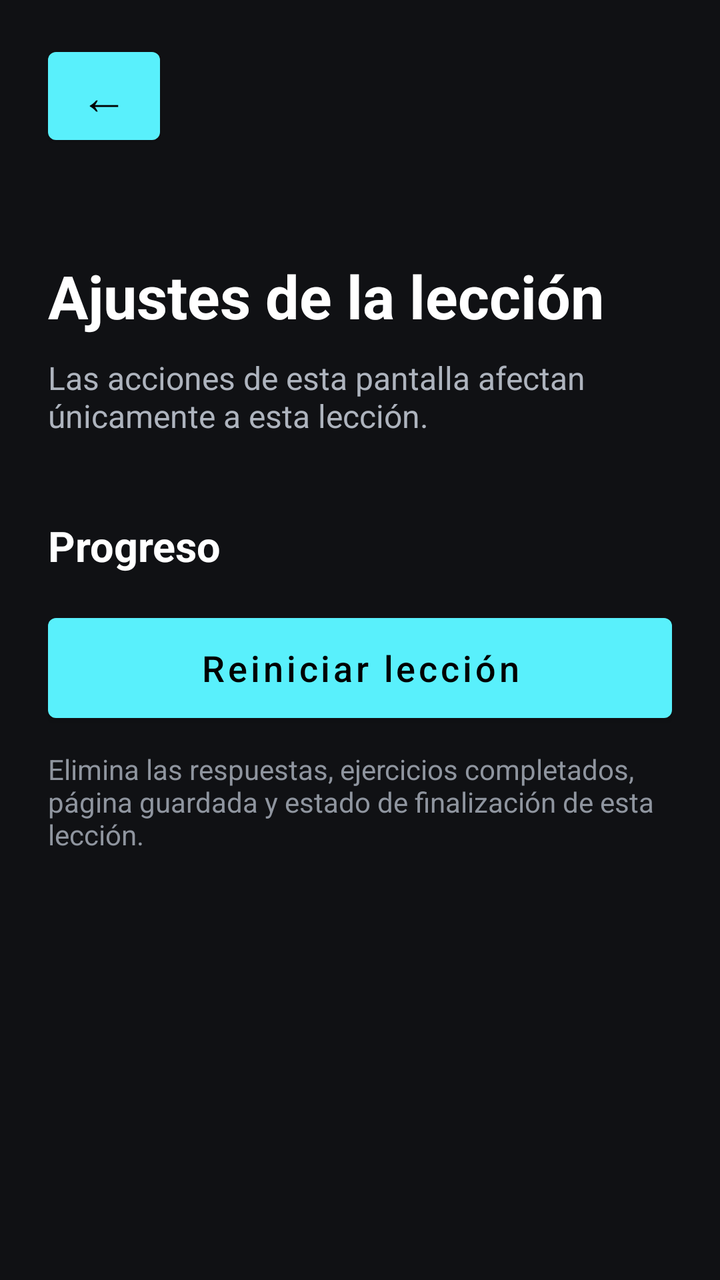
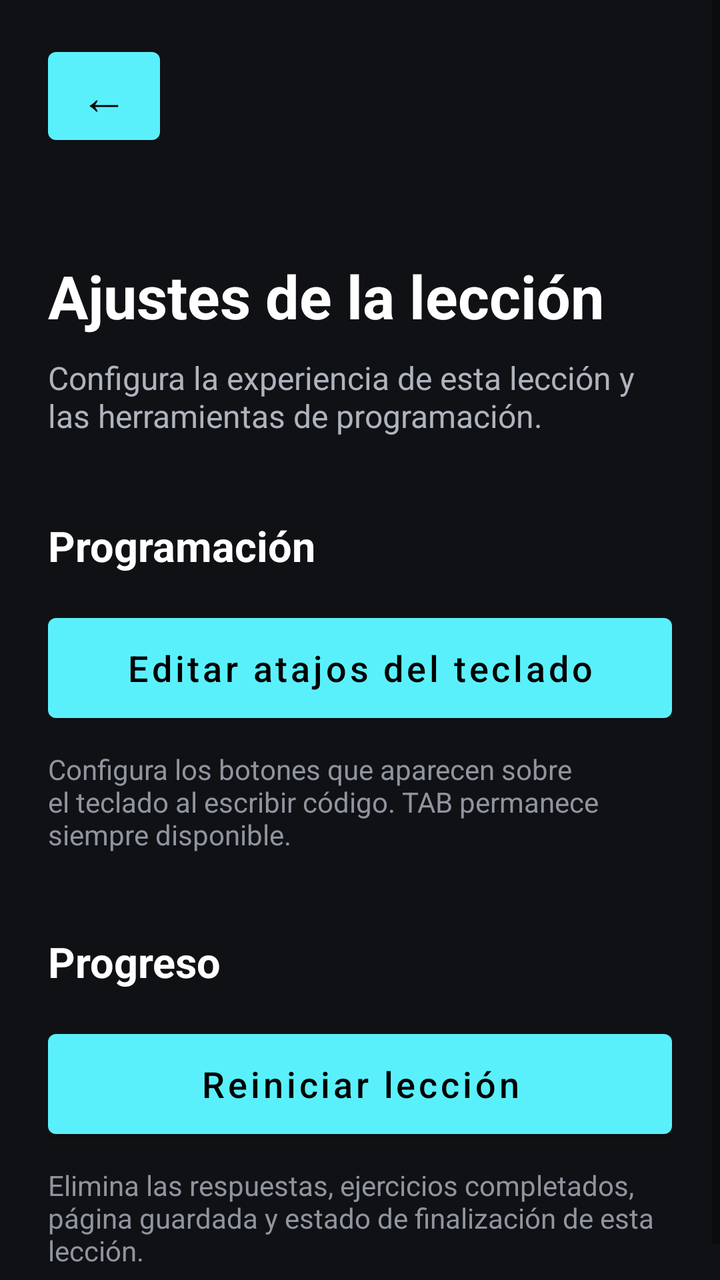

The first picture is an Android layout as it rendered before a commit; the second is the same layout after the commit. The layout source and the unified diff follow.
<!-- AndroidManifest.xml: application theme Theme.LearnGraphicsProgramming -->
<!-- res/layout/activity_lesson_options.xml -->
<?xml version="1.0" encoding="utf-8"?>
<LinearLayout xmlns:android="http://schemas.android.com/apk/res/android"
    android:layout_width="match_parent"
    android:layout_height="match_parent"
    android:background="#101114"
    android:orientation="vertical"
    android:paddingStart="24dp"
    android:paddingTop="20dp"
    android:paddingEnd="24dp"
    android:paddingBottom="24dp">

    <Button
        android:id="@+id/buttonBack"
        android:layout_width="56dp"
        android:layout_height="56dp"
        android:minWidth="0dp"
        android:minHeight="0dp"
        android:padding="0dp"
        android:text="←"
        android:textAllCaps="false"
        android:textSize="24sp" />

    <TextView
        android:id="@+id/textLessonNumber"
        android:layout_width="match_parent"
        android:layout_height="wrap_content"
        android:layout_marginTop="24dp"
        android:textColor="#B47CFF"
        android:textSize="16sp"
        android:textStyle="bold" />

    <TextView
        android:layout_width="match_parent"
        android:layout_height="wrap_content"
        android:layout_marginTop="6dp"
        android:text="Ajustes de la lección"
        android:textColor="#FFFFFF"
        android:textSize="30sp"
        android:textStyle="bold" />

    <TextView
        android:layout_width="match_parent"
        android:layout_height="wrap_content"
        android:layout_marginTop="10dp"
        android:text="Las acciones de esta pantalla afectan únicamente a esta lección."
        android:textColor="#AEB4BE"
        android:textSize="16sp" />

    <TextView
        android:layout_width="match_parent"
        android:layout_height="wrap_content"
        android:layout_marginTop="40dp"
        android:text="Progreso"
        android:textColor="#FFFFFF"
        android:textSize="21sp"
        android:textStyle="bold" />

    <Button
        android:id="@+id/buttonResetLesson"
        android:layout_width="match_parent"
        android:layout_height="wrap_content"
        android:layout_marginTop="16dp"
        android:minHeight="62dp"
        android:text="Reiniciar lección"
        android:textAllCaps="false"
        android:textSize="18sp" />

    <TextView
        android:layout_width="match_parent"
        android:layout_height="wrap_content"
        android:layout_marginTop="10dp"
        android:text="Elimina las respuestas, ejercicios completados, página guardada y estado de finalización de esta lección."
        android:textColor="#8F959F"
        android:textSize="14sp" />

</LinearLayout>
<!-- resources referenced by this layout -->
<resources>
  <style name="Theme.LearnGraphicsProgramming" parent="Theme.MaterialComponents.DayNight.DarkActionBar">
          
          <item name="colorPrimary">@color/purple_500</item>
          <item name="colorPrimaryVariant">@color/purple_700</item>
          <item name="colorOnPrimary">@color/black</item>
          
          <item name="colorSecondary">@color/teal_200</item>
          <item name="colorSecondaryVariant">@color/teal_700</item>
          <item name="colorOnSecondary">@color/black</item>
          
          <item name="android:statusBarColor">?attr/colorPrimaryVariant</item>
          
          <item name="windowActionBar">false</item>
          <item name="windowNoTitle">true</item>
      </style>
  <color name="purple_500">#FF59F0FC</color>
  <color name="purple_700">#FF31848B</color>
  <color name="black">#FF000000</color>
  <color name="teal_200">#FF03DAC5</color>
  <color name="teal_700">#FF018786</color>
</resources>

<!-- the commit's change to res/layout/activity_lesson_options.xml (unified diff, before → after) -->
@@ -1,76 +1,115 @@
 <?xml version="1.0" encoding="utf-8"?>
-<LinearLayout xmlns:android="http://schemas.android.com/apk/res/android"
+<ScrollView
+    xmlns:android="http://schemas.android.com/apk/res/android"
     android:layout_width="match_parent"
     android:layout_height="match_parent"
     android:background="#101114"
-    android:orientation="vertical"
-    android:paddingStart="24dp"
-    android:paddingTop="20dp"
-    android:paddingEnd="24dp"
-    android:paddingBottom="24dp">
+    android:fillViewport="true">
 
-    <Button
-        android:id="@+id/buttonBack"
-        android:layout_width="56dp"
-        android:layout_height="56dp"
-        android:minWidth="0dp"
-        android:minHeight="0dp"
-        android:padding="0dp"
-        android:text="←"
-        android:textAllCaps="false"
-        android:textSize="24sp" />
-
-    <TextView
-        android:id="@+id/textLessonNumber"
+    <LinearLayout
         android:layout_width="match_parent"
         android:layout_height="wrap_content"
-        android:layout_marginTop="24dp"
-        android:textColor="#B47CFF"
-        android:textSize="16sp"
-        android:textStyle="bold" />
+        android:orientation="vertical"
+        android:paddingStart="24dp"
+        android:paddingTop="20dp"
+        android:paddingEnd="24dp"
+        android:paddingBottom="24dp">
 
-    <TextView
-        android:layout_width="match_parent"
-        android:layout_height="wrap_content"
-        android:layout_marginTop="6dp"
-        android:text="Ajustes de la lección"
-        android:textColor="#FFFFFF"
-        android:textSize="30sp"
-        android:textStyle="bold" />
+        <Button
+            android:id="@+id/buttonBack"
+            android:layout_width="56dp"
+            android:layout_height="56dp"
+            android:minWidth="0dp"
+            android:minHeight="0dp"
+            android:padding="0dp"
+            android:text="←"
+            android:textAllCaps="false"
+            android:textSize="24sp" />
 
-    <TextView
-        android:layout_width="match_parent"
-        android:layout_height="wrap_content"
-        android:layout_marginTop="10dp"
-        android:text="Las acciones de esta pantalla afectan únicamente a esta lección."
-        android:textColor="#AEB4BE"
-        android:textSize="16sp" />
+        <TextView
+            android:id="@+id/textLessonNumber"
+            android:layout_width="match_parent"
+            android:layout_height="wrap_content"
+            android:layout_marginTop="24dp"
+            android:textColor="@color/accent_text_default"
+            android:textSize="16sp"
+            android:textStyle="bold" />
 
-    <TextView
-        android:layout_width="match_parent"
-        android:layout_height="wrap_content"
-        android:layout_marginTop="40dp"
-        android:text="Progreso"
-        android:textColor="#FFFFFF"
-        android:textSize="21sp"
-        android:textStyle="bold" />
+        <TextView
+            android:layout_width="match_parent"
+            android:layout_height="wrap_content"
+            android:layout_marginTop="6dp"
+            android:text="Ajustes de la lección"
+            android:textColor="#FFFFFF"
+            android:textSize="30sp"
+            android:textStyle="bold" />
 
-    <Button
-        android:id="@+id/buttonResetLesson"
-        android:layout_width="match_parent"
-        android:layout_height="wrap_content"
-        android:layout_marginTop="16dp"
-        android:minHeight="62dp"
-        android:text="Reiniciar lección"
-        android:textAllCaps="false"
-        android:textSize="18sp" />
+        <TextView
+            android:layout_width="match_parent"
+            android:layout_height="wrap_content"
+            android:layout_marginTop="10dp"
+            android:text="Configura la experiencia de esta lección y las herramientas de programación."
+            android:textColor="#AEB4BE"
+            android:textSize="16sp" />
 
-    <TextView
-        android:layout_width="match_parent"
-        android:layout_height="wrap_content"
-        android:layout_marginTop="10dp"
-        android:text="Elimina las respuestas, ejercicios completados, página guardada y estado de finalización de esta lección."
-        android:textColor="#8F959F"
-        android:textSize="14sp" />
+        
 
-</LinearLayout>
+        <TextView
+            android:layout_width="match_parent"
+            android:layout_height="wrap_content"
+            android:layout_marginTop="40dp"
+            android:text="Programación"
+            android:textColor="#FFFFFF"
+            android:textSize="21sp"
+            android:textStyle="bold" />
+
+        <Button
+            android:id="@+id/buttonEditProgrammingShortcuts"
+            android:layout_width="match_parent"
+            android:layout_height="wrap_content"
+            android:layout_marginTop="16dp"
+            android:minHeight="62dp"
+            android:text="Editar atajos del teclado"
+            android:textAllCaps="false"
+            android:textSize="18sp" />
+
+        <TextView
+            android:layout_width="match_parent"
+            android:layout_height="wrap_content"
+            android:layout_marginTop="10dp"
+            android:text="Configura los botones que aparecen sobre el teclado al escribir código. TAB permanece siempre disponible."
+            android:textColor="#8F959F"
+            android:textSize="14sp" />
+
+        
+
+        <TextView
+            android:layout_width="match_parent"
+            android:layout_height="wrap_content"
+            android:layout_marginTop="40dp"
+            android:text="Progreso"
+            android:textColor="#FFFFFF"
+            android:textSize="21sp"
+            android:textStyle="bold" />
+
+        <Button
+            android:id="@+id/buttonResetLesson"
+            android:layout_width="match_parent"
+            android:layout_height="wrap_content"
+            android:layout_marginTop="16dp"
+            android:minHeight="62dp"
+            android:text="Reiniciar lección"
+            android:textAllCaps="false"
+            android:textSize="18sp" />
+
+        <TextView
+            android:layout_width="match_parent"
+            android:layout_height="wrap_content"
+            android:layout_marginTop="10dp"
+            android:text="Elimina las respuestas, ejercicios completados, página guardada y estado de finalización de esta lección."
+            android:textColor="#8F959F"
+            android:textSize="14sp" />
+
+    </LinearLayout>
+
+</ScrollView>
<!-- resource entries referenced after the edit -->
@@ -1,5 +1,6 @@
 <!-- resources referenced by this layout -->
 <resources>
+  <color name="accent_text_default">#FF55E6F2</color>
   <style name="Theme.LearnGraphicsProgramming" parent="Theme.MaterialComponents.DayNight.DarkActionBar">
           
           <item name="colorPrimary">@color/purple_500</item>
